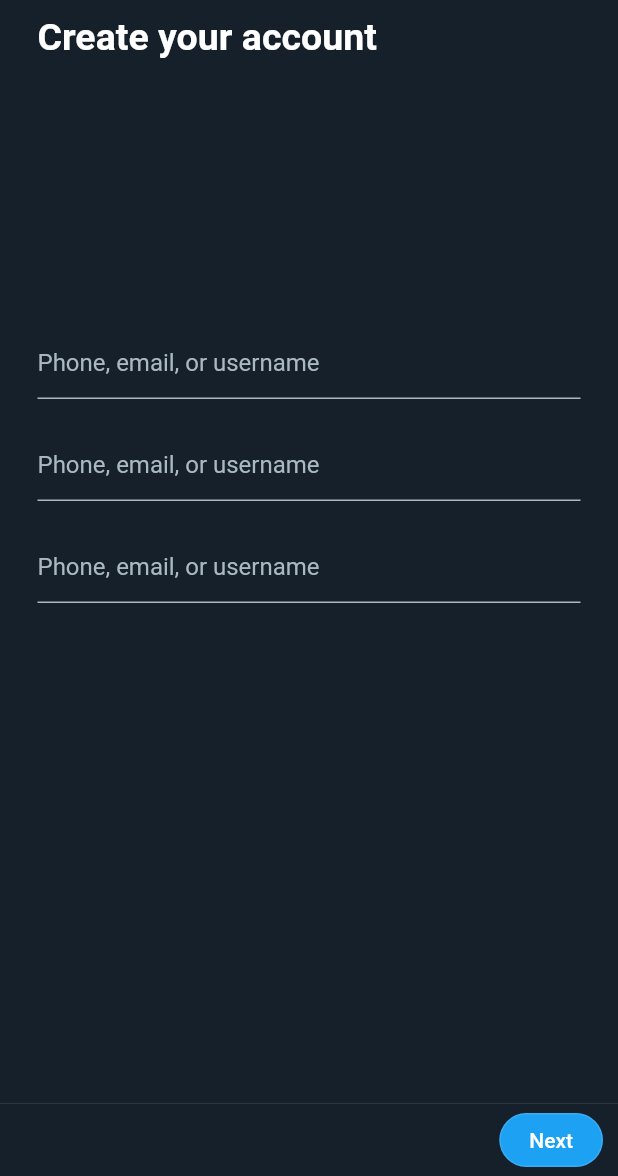
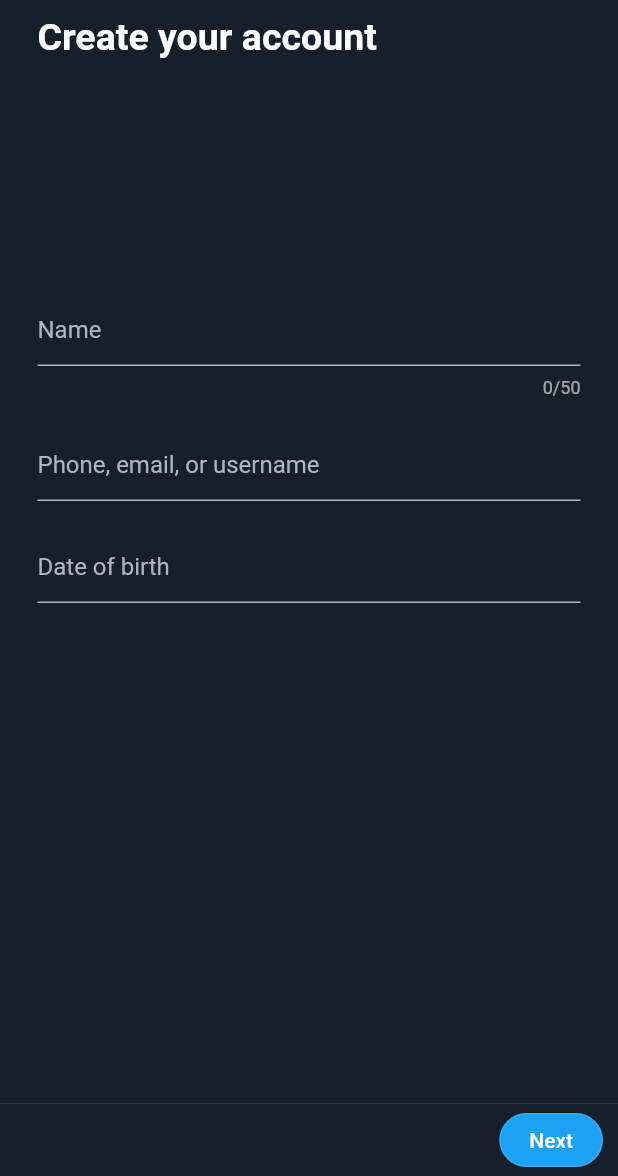
Before and after one commit to LuisHernandezL/twitter_clone, a Flutter app: the RegisterScreen screen opened by its route, on a phone screen of 412 x 824 dp, the part 60-1236 px from its top. Run offline on Flutter 3.47's test engine with Material 3 defaults, Android fonts, the phone set to English and light mode, and no system bars; our stand-ins replace flutter_riverpod, go_router; statements that could not run were skipped.

Commit message:
feat: finishing mock of register flow

```diff
--- a/lib/features/auth/screens/password_screen.dart
+++ b/lib/features/auth/screens/password_screen.dart
@@ -1,7 +1,9 @@
 import 'package:clone_twitter/config/config.dart';
+import 'package:clone_twitter/config/router/app_routes.dart';
 import 'package:clone_twitter/features/auth/widgets/widgets.dart';
 import 'package:clone_twitter/features/shared/widgets/widgets.dart';
 import 'package:flutter/material.dart';
+import 'package:go_router/go_router.dart';
 
 class PasswordScreen extends StatelessWidget {
   const PasswordScreen({super.key});
@@ -14,7 +16,9 @@ class PasswordScreen extends StatelessWidget {
       ),
       bottomNavigationBar: CustomAuthNavBar(
         buttonText: 'Log in',
-        onPressed: () {},
+        onPressed: () {
+          context.push(AppRoutes.feed);
+        },
       ),
       body: const Padding(
         padding: EdgeInsets.symmetric(horizontal: 25),
--- a/lib/features/auth/screens/register_screen.dart
+++ b/lib/features/auth/screens/register_screen.dart
@@ -38,11 +38,18 @@ class RegisterScreen extends StatelessWidget {
               child: Column(
                 mainAxisAlignment: MainAxisAlignment.end,
                 children: [
-                  CustomTextFormField(),
+                  CustomTextFormField(
+                    hintText: 'Name',
+                    maxLength: 50,
+                  ),
                   SizedBox(height: 20),
-                  CustomTextFormField(),
+                  CustomTextFormField(
+                    hintText: 'Phone, email, or username',
+                  ),
                   SizedBox(height: 20),
-                  CustomTextFormField(),
+                  CustomTextFormField(
+                    hintText: 'Date of birth',
+                  ),
                 ],
               ),
             ),
--- a/lib/features/shared/widgets/custom_text_field.dart
+++ b/lib/features/shared/widgets/custom_text_field.dart
@@ -2,25 +2,43 @@ import 'package:flutter/material.dart';
 import 'package:clone_twitter/config/config.dart';
 
 class CustomTextFormField extends StatelessWidget {
+  final String hintText;
+  final int? maxLength;
+  final bool obscureText;
+
   const CustomTextFormField({
     super.key,
+    this.hintText = 'Phone, email, or username',
+    this.maxLength,
+    this.obscureText = false,
   });
 
   @override
   Widget build(BuildContext context) {
     return TextFormField(
-      decoration: const InputDecoration(
-        hintText: 'Phone, email, or username',
-        hintStyle: TextStyle(
+      maxLength: maxLength,
+      obscureText: obscureText,
+      decoration: InputDecoration(
+        suffixIcon: obscureText
+            ? IconButton(
+                onPressed: () {},
+                icon: const Icon(
+                  Icons.remove_red_eye,
+                  color: ColorsConfig.twitterLightGrey,
+                ),
+              )
+            : null,
+        hintText: hintText,
+        hintStyle: const TextStyle(
           color: ColorsConfig.twitterLightGrey,
           fontSize: 16,
         ),
-        enabledBorder: UnderlineInputBorder(
+        enabledBorder: const UnderlineInputBorder(
           borderSide: BorderSide(
             color: ColorsConfig.twitterLightGrey,
           ),
         ),
-        focusedBorder: UnderlineInputBorder(
+        focusedBorder: const UnderlineInputBorder(
           borderSide: BorderSide(
             color: ColorsConfig.twitterBlue,
           ),
```
